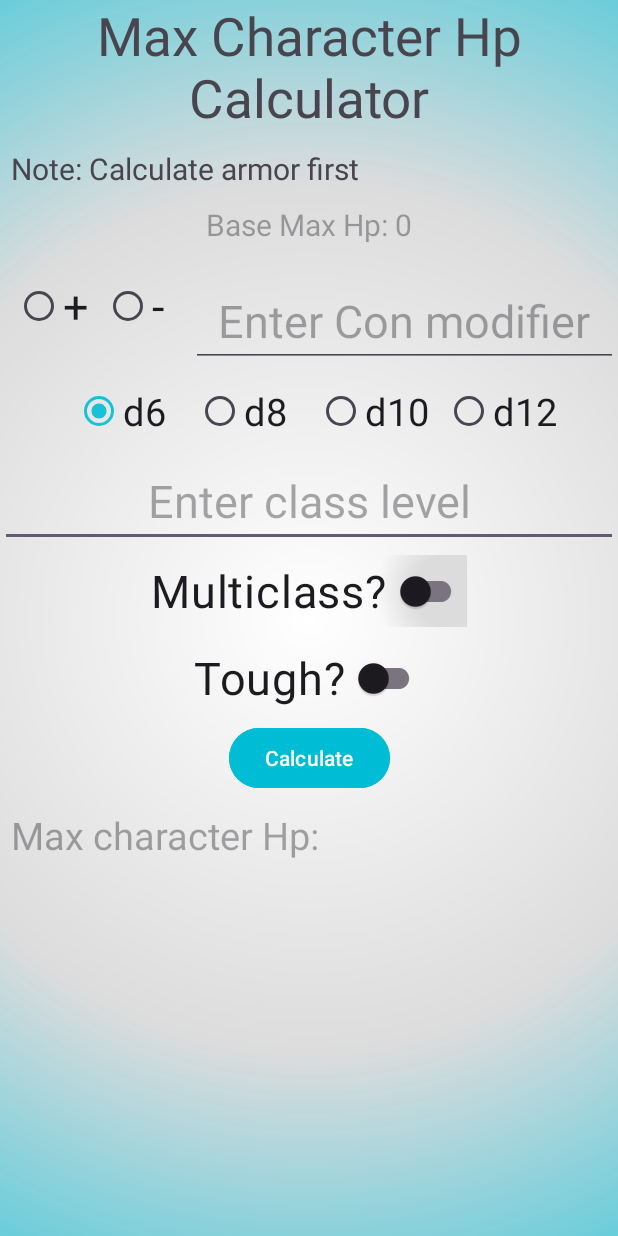
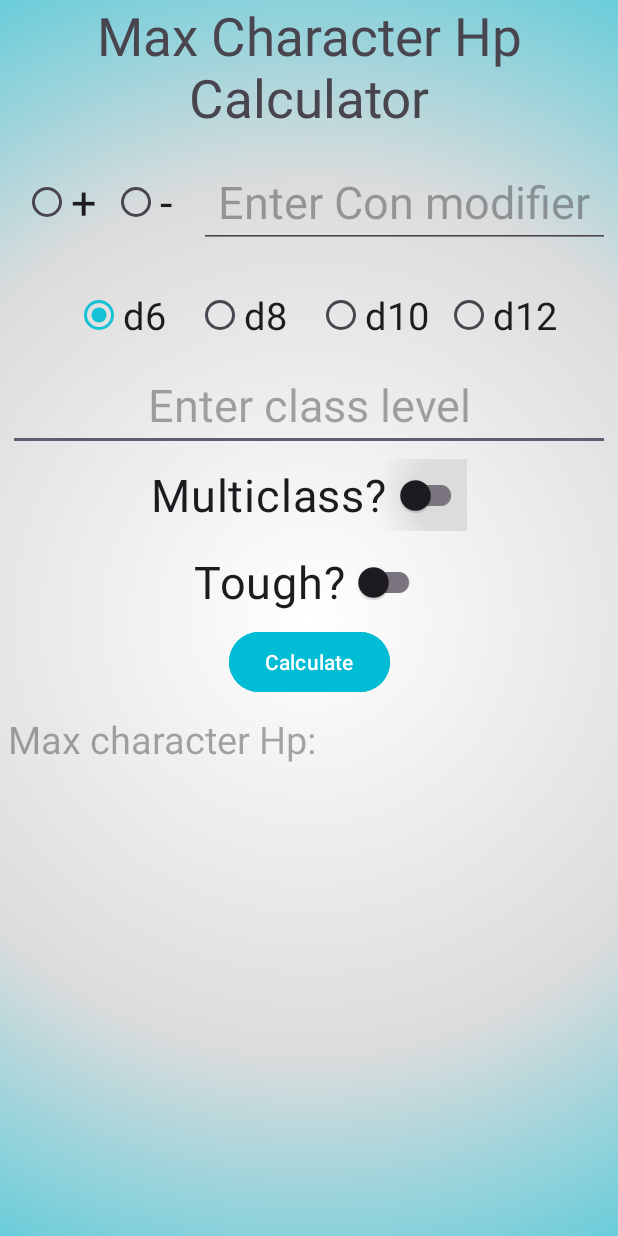
Before and after one commit to Ryan-B14/DnD-HP-Manager, an Android app: the layout fragment_character_calc.xml on its own in the app's theme, with its tools: preview values and no code run, on a phone screen of 412 x 824 dp. Run offline under Robolectric (Android 15) with nearby library versions, the light colour scheme and no system bars.

Commit message:
tweak ui

```diff
--- a/app/src/main/res/layout/fragment_character_calc.xml
+++ b/app/src/main/res/layout/fragment_character_calc.xml
@@ -34,43 +34,15 @@
         <androidx.constraintlayout.widget.ConstraintLayout
             android:layout_width="match_parent"
             android:layout_height="0dp">
-            <!--to be deleted, start-->
-            <TextView
-                android:id="@+id/tv_note"
-                android:layout_width="match_parent"
-                android:layout_height="wrap_content"
-                android:textSize="20sp"
-                android:text="@string/note_calculate_armor_first"
-                android:layout_marginTop="10dp"
-                android:layout_marginStart="7dp"
-
-                app:layout_constraintStart_toStartOf="parent"
-                app:layout_constraintEnd_toEndOf="parent"
-                app:layout_constraintTop_toTopOf="parent"
-                />
-            <TextView
-                android:id="@+id/tv_base_hp_label"
-                android:layout_width="match_parent"
-                android:layout_height="wrap_content"
-                android:textSize="20sp"
-                android:hint="@string/base_max_hp_0"
-                android:layout_marginTop="10dp"
-                android:gravity="center"
-
-                app:layout_constraintStart_toStartOf="parent"
-                app:layout_constraintEnd_toEndOf="parent"
-                app:layout_constraintTop_toBottomOf="@+id/tv_note"
-                />
-            <!--to be deleted, end-->
             <LinearLayout
                 android:id="@+id/con_container"
                 android:layout_width="match_parent"
                 android:layout_height="wrap_content"
                 android:orientation="horizontal"
-
+                android:layout_margin="5dp"
                 app:layout_constraintStart_toStartOf="parent"
                 app:layout_constraintEnd_toEndOf="parent"
-                app:layout_constraintTop_toBottomOf="@id/tv_base_hp_label"
+                app:layout_constraintTop_toTopOf="parent"
                 >
 
                 <RadioGroup
@@ -104,7 +76,7 @@
                     android:isScrollContainer="true"
                     android:scrollbarAlwaysDrawVerticalTrack="true"
                     android:gravity="center"
-                    android:layout_marginTop="20dp"
+                    android:layout_marginVertical="10dp"
                     android:inputType="number"
                     android:textSize="30sp"
                     android:importantForAutofill="no"
@@ -117,6 +89,7 @@
                 android:layout_width="match_parent"
                 android:layout_height="wrap_content"
                 android:orientation="vertical"
+                android:layout_margin="5dp"
                 app:layout_constraintStart_toStartOf="parent"
                 app:layout_constraintEnd_toEndOf="parent"
                 app:layout_constraintTop_toBottomOf="@+id/con_container"
@@ -208,6 +181,7 @@
                 android:layout_height="wrap_content"
                 android:orientation="vertical"
                 android:visibility="gone"
+                android:layout_marginHorizontal="5dp"
                 app:layout_constraintStart_toStartOf="parent"
                 app:layout_constraintEnd_toEndOf="parent"
                 app:layout_constraintTop_toBottomOf="@id/sw_multiclass_char"
@@ -267,6 +241,7 @@
                     android:importantForAutofill="no" />
 
             </LinearLayout>
+
             <androidx.appcompat.widget.SwitchCompat
                 android:id="@+id/sw_tough"
                 android:layout_width="wrap_content"
@@ -302,7 +277,7 @@
                 android:textSize="25sp"
                 android:hint="@string/max_character_hp"
                 android:layout_marginTop="10dp"
-                android:layout_marginStart="7dp"
+                android:layout_marginHorizontal="5dp"
 
                 app:layout_constraintStart_toStartOf="parent"
                 app:layout_constraintEnd_toEndOf="parent"
```
